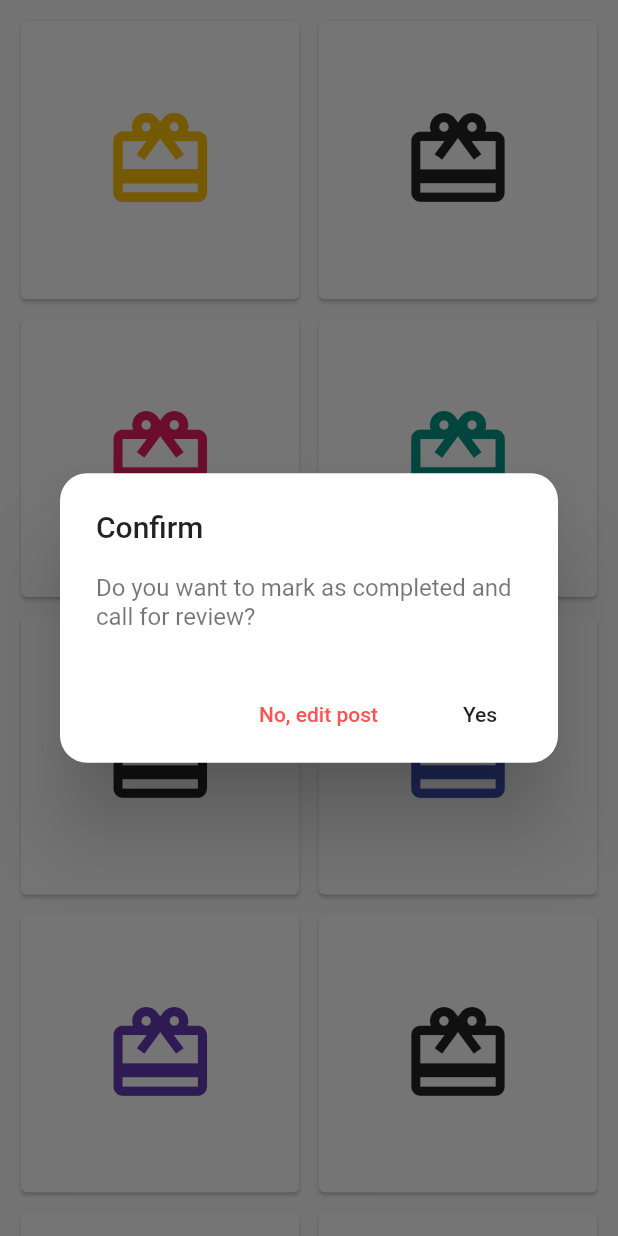
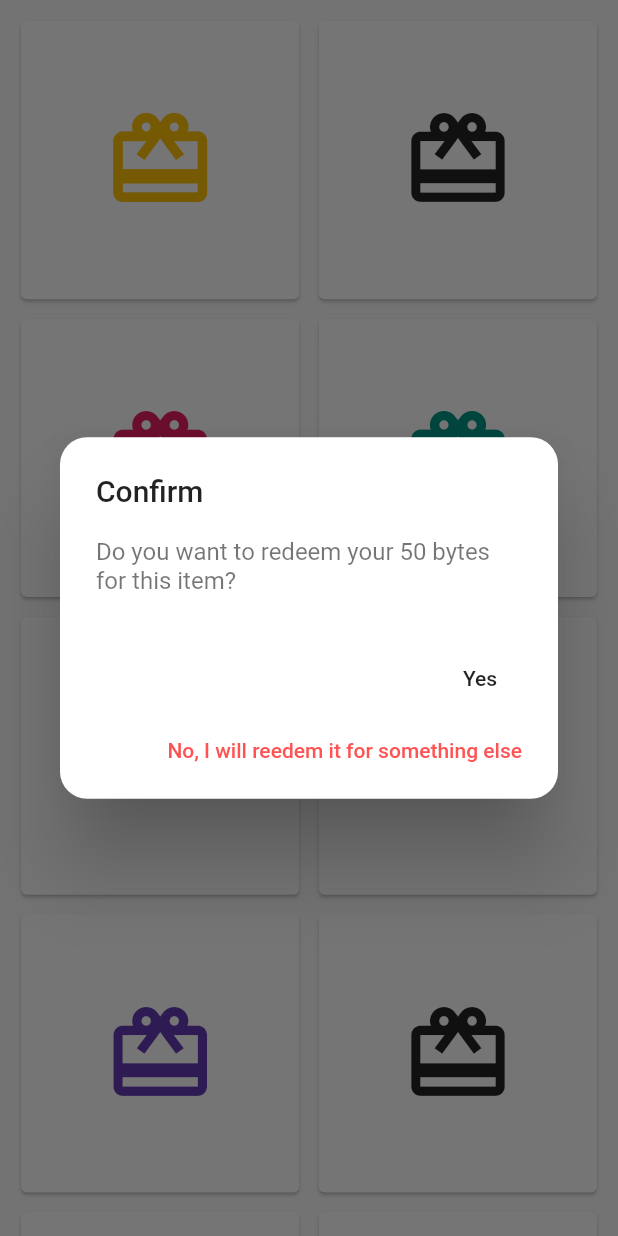
Before and after one commit to aakashpothepalli/FlexyBytes, a Flutter app: the MyRedeemPage screen opened directly, after a tap on the "card giftcard" icon, on a phone screen of 412 x 824 dp. Run offline on Flutter 3.47's test engine with Material 2 defaults, Android fonts, the phone set to English and light mode, and no system bars; our stand-ins replace firebase_database; accounts and stored records are empty.

Commit message:
changed redeem db

```diff
--- a/lib/redeem_item.dart
+++ b/lib/redeem_item.dart
@@ -68,16 +68,11 @@ void getdata()async{
                     // return object of type Dialog
                     return AlertDialog(
                       title: new Text("Confirm",style: TextStyle(color: Colors.black87)),
-                      content: new Text("Do you want to mark as completed and call for review?",style: TextStyle(color: Colors.black54)),
+                      content: new Text("Do you want to redeem your 50 bytes for this item?",style: TextStyle(color: Colors.black54)),
                       shape: RoundedRectangleBorder(borderRadius: BorderRadius.circular(18.0)),
                       actions: <Widget>[
                         // usually buttons at the bottom of the dialog
-                        new FlatButton(
-                           child: new Text("No, edit post",style: TextStyle(color: Colors.redAccent),),
-                          onPressed: () {
-                            Navigator.of(context).pop();
-                          },
-                        ),
+
                         new FlatButton(
                           child: new Text("Yes"),
                           onPressed: () {
@@ -88,6 +83,12 @@ void getdata()async{
 
                             });
                           Navigator.of(context).pop();
+                          },
+                        ),
+                         new FlatButton(
+                           child: new Text("No, I will reedem it for something else",style: TextStyle(color: Colors.redAccent),),
+                          onPressed: () {
+                            Navigator.of(context).pop();
                           },
                         ),
                       ],
```
